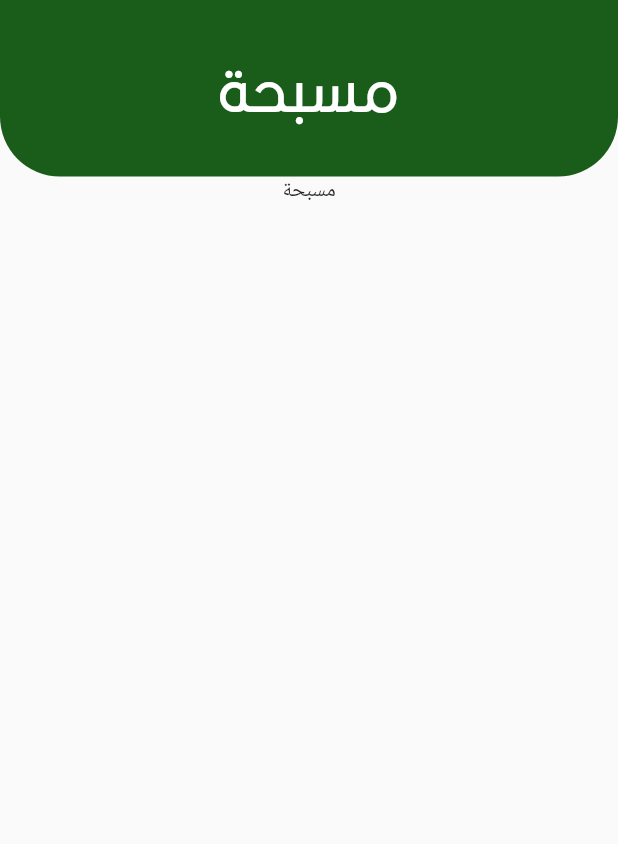
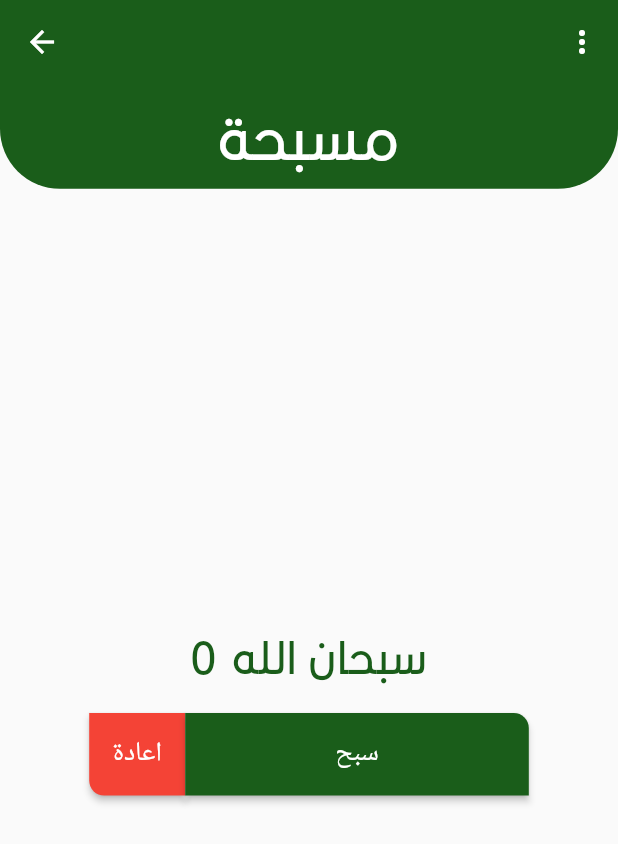
Before and after one commit to x7hem/muslim_app_flutter, a Flutter app: the HomeScreen screen opened by its route, after a tap on "مسبحة", on a phone screen of 412 x 824 dp. Shown: the top 844 px of the screen. Run offline on Flutter 3.47's test engine with Material 2 defaults, Android fonts, the phone set to English and light mode, and no system bars; our stand-ins replace google_fonts, shared_preferences; accounts and stored records are empty.

Commit message:
Do SharedPreferences and setState and PopupMenuButton

```diff
--- /dev/null
+++ b/lib/prefs/shared_pref_controller.dart
@@ -0,0 +1,56 @@
+import 'package:shared_preferences/shared_preferences.dart';
+
+class MySharedPreferences {
+  MySharedPreferences._privateConstructor();
+
+  static final MySharedPreferences instance =
+  MySharedPreferences._privateConstructor();
+
+  setStringValue(String key, String value) async {
+    SharedPreferences myPrefs = await SharedPreferences.getInstance();
+    myPrefs.setString(key, value);
+  }
+
+  Future<String> getStringValue(String key) async {
+    SharedPreferences myPrefs = await SharedPreferences.getInstance();
+    return myPrefs.getString(key) ?? "";
+  }
+
+  setIntegerValue(String key, int value) async {
+    SharedPreferences myPrefs = await SharedPreferences.getInstance();
+    myPrefs.setInt(key, value);
+  }
+
+  Future<int> getIntegerValue(String key) async {
+    SharedPreferences myPrefs = await SharedPreferences.getInstance();
+    return myPrefs.getInt(key) ?? 0;
+  }
+
+
+  setBooleanValue(String key, bool value) async {
+    SharedPreferences myPrefs = await SharedPreferences.getInstance();
+    myPrefs.setBool(key, value);
+  }
+
+  Future<bool> getBooleanValue(String key) async {
+    SharedPreferences myPrefs = await SharedPreferences.getInstance();
+    return myPrefs.getBool(key) ?? false;
+  }
+
+
+  Future<bool> containsKey(String key) async {
+    SharedPreferences myPrefs = await SharedPreferences.getInstance();
+    return myPrefs.containsKey(key);
+  }
+
+  removeValue(String key) async {
+    SharedPreferences myPrefs = await SharedPreferences.getInstance();
+    return myPrefs.remove(key);
+  }
+
+  removeAll() async{
+    SharedPreferences myPrefs = await SharedPreferences.getInstance();
+    return myPrefs.clear();
+  }
+
+}
--- a/lib/screen/HomeScreen.dart
+++ b/lib/screen/HomeScreen.dart
@@ -10,6 +10,7 @@ class HomeScreen extends StatefulWidget {
 }
 
 class _HomeScreenState extends State<HomeScreen> {
+
   @override
   Widget build(BuildContext context) {
     return  Scaffold(
@@ -28,7 +29,7 @@ class _HomeScreenState extends State<HomeScreen> {
                   children: [
                     SizedBox(height: 20,),
                     itemHome("مسبحة",(){
-                      Navigator.of(context).pushReplacementNamed('/RosaryScreen');
+                      Navigator.of(context).pushNamed('/RosaryScreen');
                     }),
                     SizedBox(height: 20,),
                     itemHome("اذكار",(){
--- a/lib/screen/RosaryScreen.dart
+++ b/lib/screen/RosaryScreen.dart
@@ -1,17 +1,82 @@
 import 'package:flutter/material.dart';
+import 'package:muslim_app_flutter/prefs/shared_pref_controller.dart';
 import 'package:muslim_app_flutter/widget/TopBar.dart';
 
 class RosaryScreen extends StatefulWidget {
   const RosaryScreen({super.key});
 
+
+
   @override
   State<RosaryScreen> createState() => _RosaryScreenState();
 }
 
+
 class _RosaryScreenState extends State<RosaryScreen> {
+  var _num;
+  var _textRosary;
+  @override
+  void initState() {
+    MySharedPreferences.instance
+        .getIntegerValue("num")
+        .then((value) => setState(() {
+      _num = value;
+    }));
+    MySharedPreferences.instance
+        .getStringValue("text")
+        .then((value) => setState(() {
+          if(value ==""){
+            _textRosary="سبحان الله";
+          }else{
+            _textRosary = value;
+          }
+
+    }));
+
+    super.initState();
+  }
+
+
   @override
   Widget build(BuildContext context) {
-    return  Scaffold(
+
+    return  WillPopScope(
+
+      onWillPop: () => _onBack(context),
+      child: Scaffold(
+
+        extendBodyBehindAppBar: true,
+        appBar: AppBar(
+          elevation: 0,
+          centerTitle: true,
+          backgroundColor: Color(0xff1A5D1A),
+          actions: [
+            PopupMenuButton<String>(
+              onSelected: (String value){
+                if(_textRosary !=value){
+                  setState(() {
+                    _textRosary =value;
+                  });
+                }
+              },
+              elevation: 5,
+                offset: Offset(25,35),
+                itemBuilder: (context){
+              return[
+                PopupMenuItem(child: Text("سبحان الله",style: TextStyle(color: Color(0xff1A5D1A),fontSize: 18),),height: 15,value: "سبحان الله",),
+                PopupMenuDivider(),
+                PopupMenuItem(child: Text("الله اكبر",style: TextStyle(color: Color(0xff1A5D1A),fontSize: 18),),height: 15,value: "الله اكبر",),
+                PopupMenuDivider(),
+                PopupMenuItem(child: Text("استغفرالله",style: TextStyle(color: Color(0xff1A5D1A),fontSize: 18),),height: 15,value: "استغفرالله",),
+                PopupMenuDivider(),
+                PopupMenuItem(child: Text("الحمد لله",style: TextStyle(color: Color(0xff1A5D1A),fontSize: 18),),height: 15,value: "الحمد لله",),
+                PopupMenuDivider(),
+                PopupMenuItem(child: Text("لا اله الا الله",style: TextStyle(color: Color(0xff1A5D1A),fontSize: 18),),height: 15,value: "لا اله الا الله",),
+              ];
+            })
+          ],
+
+        ),
         body: SafeArea(child: Column(
           children: [
             Expanded(
@@ -19,11 +84,97 @@ class _RosaryScreenState extends State<RosaryScreen> {
               child: TopBar("مسبحة"),
             ),
             Expanded(
-            flex: 6,
-            child: Text("مسبحة"),
+              flex: 10,
+              child: Container(
+                width: double.infinity,
+                child: Column(
+                  children: [
+                    Spacer(),
+                    Row(
+                      mainAxisAlignment: MainAxisAlignment.center,
+                      children: [
+                        Text("$_num",style: TextStyle(fontSize: 30,color: Color(0xff1A5D1A),fontFamily: 'CAREEM'),),
+                        SizedBox(width: 10,),
+                        Text(_textRosary,style: TextStyle(fontSize: 30,color: Color(0xff1A5D1A),fontFamily: 'CAREEM'),),
+                      ],
+                    ),
+                    SizedBox(height: 20,),
+                        Row(
+                          mainAxisAlignment: MainAxisAlignment.center,
+                          children: [
+                            ElevatedButton(
+
+                              onPressed: (){
+                                setState(() {
+                                  _num=0;
+                                });
+                              },
+                              child: Text("اعادة",
+                                style: TextStyle(fontSize: 18),),
+                              style: ButtonStyle(
+                                backgroundColor:
+                                MaterialStateProperty.all(
+
+                                    Colors.red),
+
+                                padding: MaterialStateProperty.all(
+                                  EdgeInsets.symmetric(
+                                      vertical: 15),
+                                ),
+                                shape: MaterialStateProperty.all(
+                                    RoundedRectangleBorder(
+
+                                        borderRadius:
+                                        BorderRadius.only(bottomLeft: Radius.circular(10)))),
+
+                              ),
+                            ),
+                            ElevatedButton(
+                              onPressed: (){
+                                setState(() {
+                                  _num++;
+                                });
+                              },
+                            child: Text("سبح",
+                            style: TextStyle(fontSize: 18),),
+                              style: ButtonStyle(
+                                backgroundColor:
+                                MaterialStateProperty.all(
+
+                                    Color(0xff1A5D1A)),
+
+                                padding: MaterialStateProperty.all(
+                                EdgeInsets.symmetric(
+                                    horizontal: 100, vertical: 15),
+                              ),
+                                shape: MaterialStateProperty.all(
+                                    RoundedRectangleBorder(
+
+                                        borderRadius:
+                                        BorderRadius.only(topRight: Radius.circular(10)))),
+
+                              ),
+                            ),
+                          ],
+                        ),
+                    Spacer(),
+                  ],
+                ),
+              )
             ),
           ],
         )),
+      ),
     );
   }
+
+  _onBack(BuildContext context)  {
+    var _sum =_num;
+    var _text =_textRosary;
+     MySharedPreferences.instance
+        .setIntegerValue("num", _sum);
+    MySharedPreferences.instance
+        .setStringValue("text", _text);
+    Navigator.of(context).pushReplacementNamed('/HomeScreen');
   }
+}
--- a/pubspec.yaml
+++ b/pubspec.yaml
@@ -36,6 +36,8 @@ dependencies:
   # Use with the CupertinoIcons class for iOS style icons.
   cupertino_icons: ^1.0.2
   google_fonts: ^5.0.0
+  shared_preferences: ^2.1.1
+
 
 dev_dependencies:
   flutter_test:
```
Also changed, not shown: pubspec.lock. Lines whose indentation alone changed are shown as unchanged.
